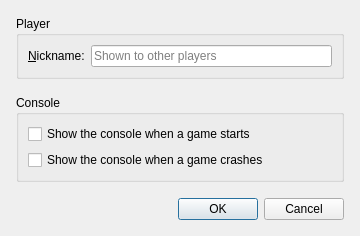
The window that settingsdialog.ui (imlildud/openkogama-linux) describes before a commit, drawn with Qt 5.
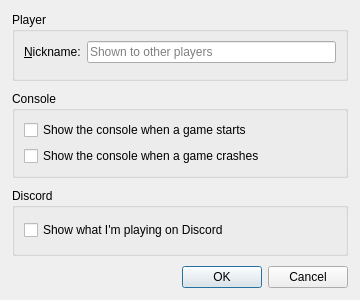
The same window after the commit.

Commit message: host next to play starts a world and shows its join code in a bar above the tabs, join with code on the servers tab connects to a hosted world without ports or https and keeps it in the list, discord shows what you play unless turned off in settings, and the whole launcher uses one text size and one control height without shortcut underlines

```diff
--- a/settingsdialog.ui
+++ b/settingsdialog.ui
@@ -7,7 +7,7 @@
     <x>0</x>
     <y>0</y>
     <width>360</width>
-    <height>230</height>
+    <height>300</height>
    </rect>
   </property>
   <property name="windowTitle">
@@ -15,19 +15,19 @@
   </property>
   <layout class="QVBoxLayout" name="verticalLayout">
    <property name="leftMargin">
-    <number>16</number>
+    <number>12</number>
    </property>
    <property name="topMargin">
-    <number>16</number>
+    <number>12</number>
    </property>
    <property name="rightMargin">
-    <number>16</number>
+    <number>12</number>
    </property>
    <property name="bottomMargin">
-    <number>16</number>
+    <number>12</number>
    </property>
    <property name="spacing">
-    <number>16</number>
+    <number>10</number>
    </property>
    <item>
     <widget class="QGroupBox" name="playerGroup">
@@ -81,6 +81,22 @@
      </layout>
     </widget>
    </item>
+   <item>
+    <widget class="QGroupBox" name="discordGroup">
+     <property name="title">
+      <string>Discord</string>
+     </property>
+     <layout class="QVBoxLayout" name="discordLayout">
+      <item>
+       <widget class="QCheckBox" name="discordPresenceCheck">
+        <property name="text">
+         <string>Show what I'm playing on Discord</string>
+        </property>
+       </widget>
+      </item>
+     </layout>
+    </widget>
+   </item>
    <item>
     <widget class="QDialogButtonBox" name="buttonBox">
      <property name="standardButtons">
```
The commit also changes 25 other files.
